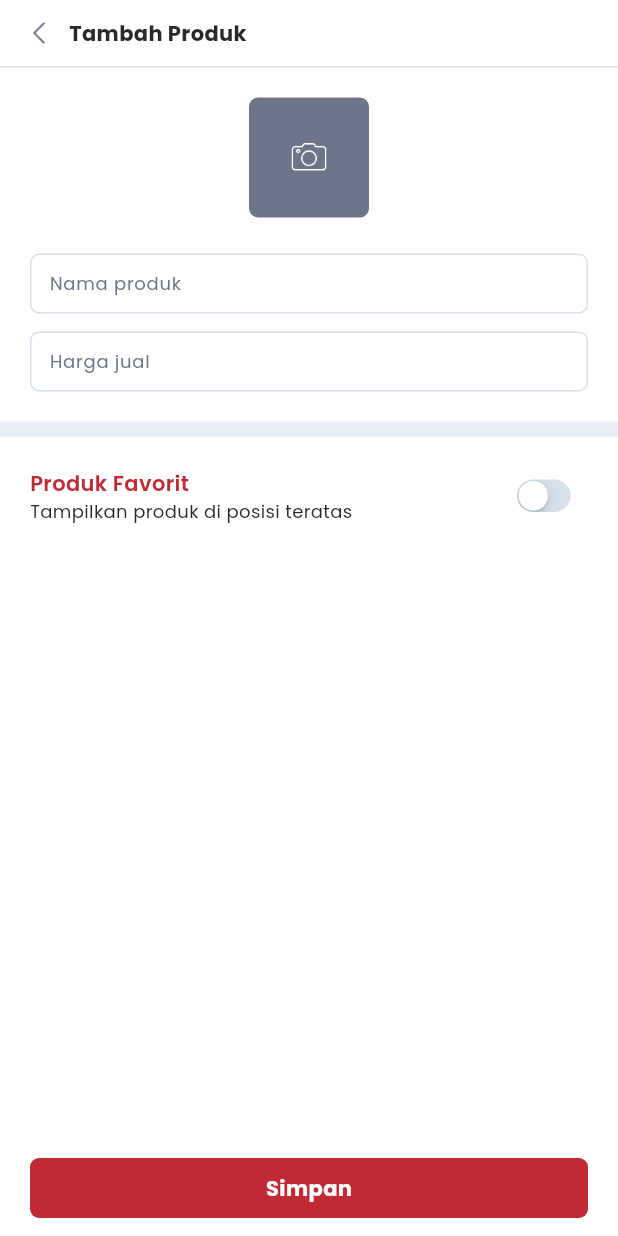
After one commit to agungd3v/qlola_umkm, a Flutter app: the AddProductScreen screen opened by its route, on a phone screen of 412 x 824 dp. The commit adds this screen. Run offline on Flutter 3.47's test engine with Material 3 defaults, Android fonts, the phone set to English and light mode, and no system bars; our stand-ins replace flutter_dotenv, go_router, localstorage.

Commit message:
sample styling add product screen

```diff
--- a/lib/routes/app_router.dart
+++ b/lib/routes/app_router.dart
@@ -1,6 +1,7 @@
 import 'package:flutter/material.dart';
 import 'package:go_router/go_router.dart';
 import 'package:qlola_umkm/routes/tab_index.dart';
+import 'package:qlola_umkm/screens/add_product.dart';
 import 'package:qlola_umkm/screens/employee.dart';
 import 'package:qlola_umkm/screens/home.dart';
 import 'package:qlola_umkm/screens/outlet.dart';
@@ -89,6 +90,14 @@ class AppRouter {
             ]
           )
         ]
+      ),
+      GoRoute(
+        path: '/add_product',
+        name: 'Add Product',
+        parentNavigatorKey: _rootSuperNavigatorKey,
+        builder: (context, state) {
+          return AddProductScreen(key: state.pageKey);
+        },
       )
     ]
   );
--- /dev/null
+++ b/lib/screens/add_product.dart
@@ -0,0 +1,225 @@
+import 'package:flutter/cupertino.dart';
+import 'package:flutter/material.dart';
+
+class AddProductScreen extends StatefulWidget {
+  const AddProductScreen({super.key});
+
+  @override
+  State<AddProductScreen> createState() => _AddProductScreenState();
+}
+
+class _AddProductScreenState extends State<AddProductScreen> {
+  final productName = TextEditingController();
+  final productPrice = TextEditingController();
+  bool favorite = false;
+
+  @override
+  void dispose() {
+    super.dispose();
+  }
+
+  @override
+  Widget build(BuildContext context) {
+    return Scaffold(
+      body: SafeArea(
+        child: GestureDetector(
+          onTap: () {
+            FocusScope.of(context).unfocus();
+          },
+          child: Container(
+            child: Column(
+              children: [
+                Container(
+                  padding: const EdgeInsets.all(12),
+                  decoration: BoxDecoration(
+                    border: Border(
+                      bottom: BorderSide(width: 1, color: Theme.of(context).dividerColor)
+                    )
+                  ),
+                  child: Row(
+                    crossAxisAlignment: CrossAxisAlignment.center,
+                    children: [
+                      Container(
+                        padding: const EdgeInsets.symmetric(horizontal: 6),
+                        child: GestureDetector(
+                          onTap: () => Navigator.pop(context),
+                          child: Image.asset("assets/icons/arrow_back_gray.png", width: 16, height: 16)
+                        )
+                      ),
+                      const SizedBox(width: 6),
+                      Text(
+                        "Tambah Produk",
+                        style: TextStyle(
+                          fontFamily: "Poppins",
+                          fontWeight: FontWeight.w700,
+                          color: Theme.of(context).primaryColorDark
+                        )
+                      ),
+                    ]
+                  )
+                ),
+                Expanded(child: SingleChildScrollView(
+                  keyboardDismissBehavior: ScrollViewKeyboardDismissBehavior.onDrag,
+                  child: Column(
+                    children: [
+                      const SizedBox(height: 20),
+                      Container(
+                        width: 80,
+                        height: 80,
+                        clipBehavior: Clip.hardEdge,
+                        decoration: BoxDecoration(
+                          color: Theme.of(context).disabledColor,
+                          borderRadius: BorderRadius.all(Radius.circular(6))
+                        ),
+                        child: Column(
+                          mainAxisAlignment: MainAxisAlignment.center,
+                          children: [
+                            Image.asset("assets/icons/camera_white.png", width: 24, height: 24)
+                          ]
+                        )
+                      ),
+                      const SizedBox(height: 24),
+                      Container(
+                        margin: const EdgeInsets.symmetric(horizontal: 20),
+                        child: Column(
+                          children: [
+                            Container(
+                              padding: const EdgeInsets.symmetric(horizontal: 12, vertical: 6),
+                              decoration: BoxDecoration(
+                                border: Border.all(width: 1, color: Theme.of(context).dividerColor),
+                                borderRadius: BorderRadius.all(Radius.circular(6))
+                              ),
+                              child: TextField(
+                                decoration: InputDecoration(
+                                  isDense: true,
+                                  border: InputBorder.none,
+                                  hintText: "Nama produk",
+                                  hintStyle: TextStyle(
+                                    fontFamily: "Poppins",
+                                    fontWeight: FontWeight.w400,
+                                    color: Theme.of(context).disabledColor,
+                                    fontSize: 12
+                                  )
+                                ),
+                                style: TextStyle(
+                                  fontFamily: "Poppins",
+                                  fontWeight: FontWeight.w400,
+                                  color: Theme.of(context).primaryColorDark,
+                                  fontSize: 12
+                                ),
+                                cursorColor: Theme.of(context).focusColor,
+                                controller: productName,
+                              )
+                            ),
+                            const SizedBox(height: 12),
+                            Container(
+                              padding: const EdgeInsets.symmetric(horizontal: 12, vertical: 6),
+                              decoration: BoxDecoration(
+                                border: Border.all(width: 1, color: Theme.of(context).dividerColor),
+                                borderRadius: BorderRadius.all(Radius.circular(6))
+                              ),
+                              child: TextField(
+                                decoration: InputDecoration(
+                                  isDense: true,
+                                  border: InputBorder.none,
+                                  hintText: "Harga jual",
+                                  hintStyle: TextStyle(
+                                    fontFamily: "Poppins",
+                                    fontWeight: FontWeight.w400,
+                                    color: Theme.of(context).disabledColor,
+                                    fontSize: 12
+                                  )
+                                ),
+                                style: TextStyle(
+                                  fontFamily: "Poppins",
+                                  fontWeight: FontWeight.w400,
+                                  color: Theme.of(context).primaryColorDark,
+                                  fontSize: 12
+                                ),
+                                keyboardType: TextInputType.number,
+                                cursorColor: Theme.of(context).focusColor,
+                                controller: productPrice,
+                              )
+                            )
+                          ]
+                        )
+                      ),
+                      const SizedBox(height: 20),
+                      Container(
+                        height: 10,
+                        color: Theme.of(context).dividerColor.withOpacity(0.5),
+                      ),
+                      const SizedBox(height: 20),
+                      Container(
+                        padding: const EdgeInsets.symmetric(horizontal: 20),
+                        child: Row(
+                          children: [
+                            Expanded(child: Column(
+                              crossAxisAlignment: CrossAxisAlignment.start,
+                              children: [
+                                Text(
+                                  "Produk Favorit",
+                                  style: TextStyle(
+                                    fontFamily: "Poppins",
+                                    fontWeight: FontWeight.w600,
+                                    color: Theme.of(context).primaryColor
+                                  )
+                                ),
+                                Text(
+                                  "Tampilkan produk di posisi teratas",
+                                  style: TextStyle(
+                                    fontFamily: "Poppins",
+                                    color: Theme.of(context).primaryColorDark,
+                                    fontSize: 12
+                                  )
+                                )
+                              ]
+                            )),
+                            const SizedBox(width: 12),
+                            Transform.scale(
+                              scale: 0.7,
+                              child: CupertinoSwitch(
+                                activeColor: Theme.of(context).primaryColor,
+                                trackColor: Theme.of(context).dividerColor,
+                                value: favorite,
+                                onChanged: (value) => setState(() => favorite = value),
+                              )
+                            )
+                          ]
+                        )
+                      ),
+                      const SizedBox(height: 20)
+                    ]
+                  )
+                )),
+                Container(
+                  width: double.infinity,
+                  padding: const EdgeInsets.symmetric(horizontal: 20, vertical: 12),
+                  child: GestureDetector(
+                    onTap: () => debugPrint("store image"),
+                    child: Container(
+                      height: 40,
+                      alignment: Alignment.center,
+                      decoration: BoxDecoration(
+                        color: Theme.of(context).primaryColor,
+                        borderRadius: BorderRadius.all(Radius.circular(6))
+                      ),
+                      child: Text(
+                        "Simpan",
+                        style: TextStyle(
+                          fontFamily: "Poppins",
+                          fontWeight: FontWeight.w700,
+                          color: Colors.white
+                        )
+                      )
+                    )
+                  )
+                )
+              ]
+            )
+          )
+        )
+      )
+    );
+  }
+}
--- a/lib/screens/product.dart
+++ b/lib/screens/product.dart
@@ -1,4 +1,5 @@
 import 'package:flutter/material.dart';
+import 'package:go_router/go_router.dart';
 
 class ProductScreen extends StatefulWidget {
   const ProductScreen({super.key});
@@ -43,14 +44,14 @@ class _ProductScreenState extends State<ProductScreen> {
                       ]
                     )),
                     GestureDetector(
-                      onTap: () => debugPrint("create new product"),
+                      onTap: () => context.pushNamed("Add Product"),
                       child: Image.asset("assets/icons/add_new.png", width: 30, height: 30)
                     )
                   ]
                 )
               ),
               Container(
-                height: 4,
+                height: 10,
                 color: Theme.of(context).dividerColor.withOpacity(0.5),
               ),
               Expanded(
```
Also changed, not shown: assets/icons/arrow_back_gray.png (added), assets/icons/camera_white.png (added).
